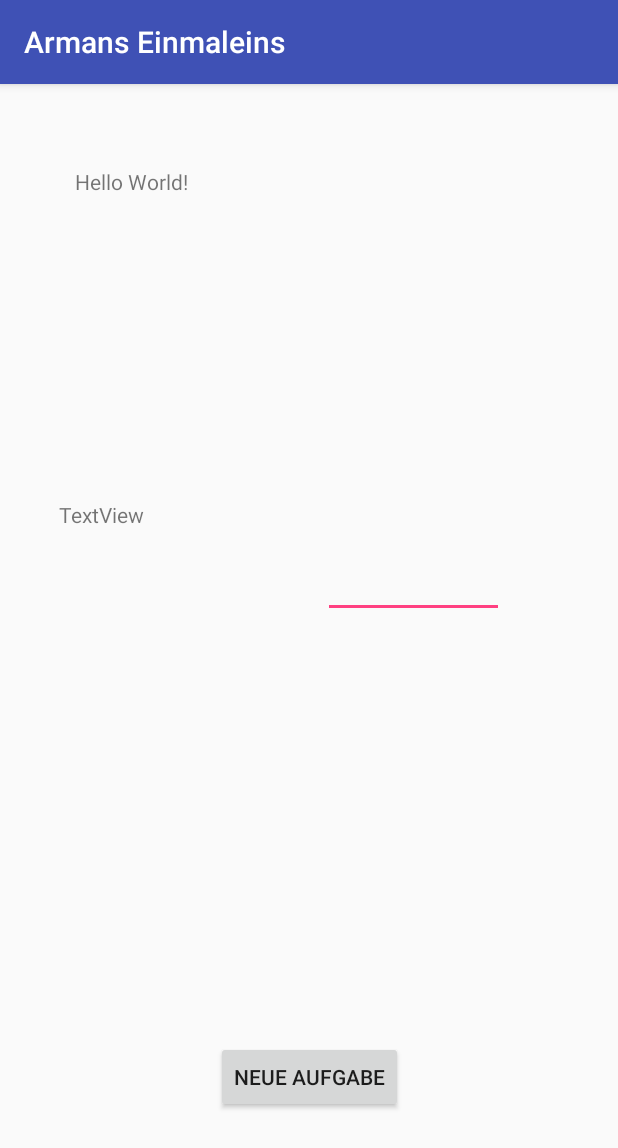
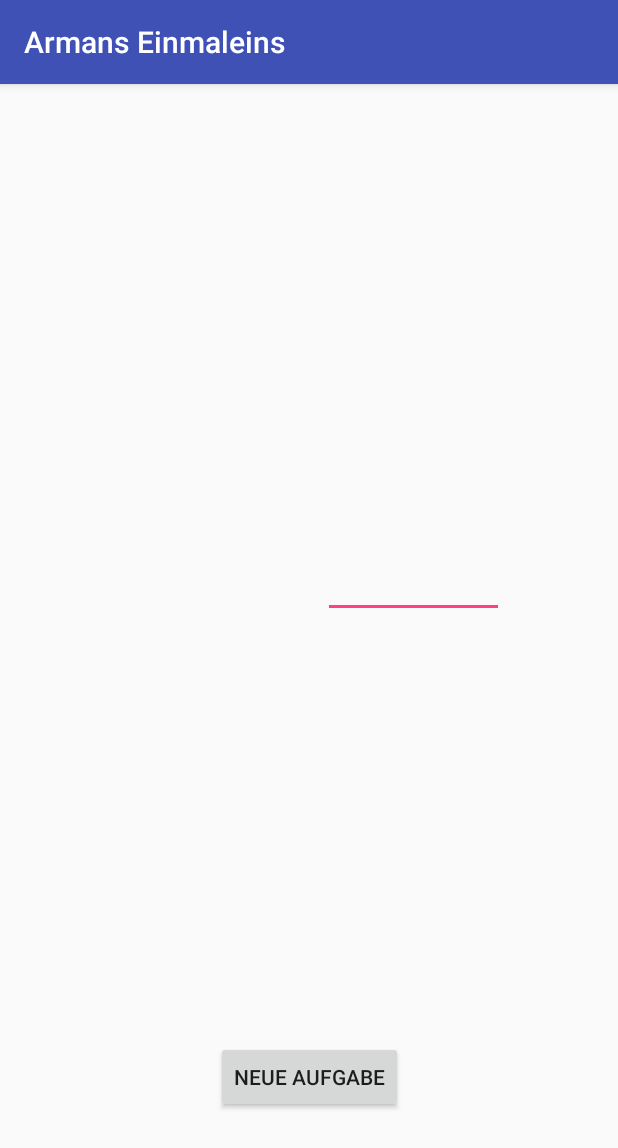
Before and after one commit to dneumann/einmaleins, an Android app: the screen it shows after launch (MainActivity), after a tap on "NEUE AUFGABE", on a phone screen of 412 x 824 dp. Shown: the top 1148 px of the screen. Run offline under Robolectric (Android 15) with nearby library versions, the phone set to English and light mode, and no system bars; 1 statement that could not run was skipped.

Commit message:
Beatify a bit

```diff
--- a/app/src/main/java/dn/einmaleins/MainActivity.java
+++ b/app/src/main/java/dn/einmaleins/MainActivity.java
@@ -31,30 +31,34 @@ public class MainActivity extends AppCompatActivity {
     }
 
 
-
     private void applyNewStates(List<State> newStates) throws NoSuchFieldException, IllegalAccessException, NoSuchMethodException, InvocationTargetException {
         for (State state : newStates) {
             applyState(state);
         }
     }
 
-    private <T extends View> void applyState(State state) throws NoSuchFieldException, IllegalAccessException, NoSuchMethodException, InvocationTargetException {
-        String id = state.id;
-        T genericView = findViewById(R.id.class.getField(id).getInt(null));
-        Map<String, Object> bla = state.props;
-        for (Map.Entry<String, Object> entry : bla.entrySet()) {
+    private <T extends View> void applyState(State state) {
+        try {
+            T genericView = findViewById(R.id.class.getField(state.id).getInt(null));
+            Map<String, Object> viewProperties = state.props;
+            for (Map.Entry<String, Object> entry : viewProperties.entrySet()) {
                 String methodName = entry.getKey();
                 Object value = entry.getValue();
-            Class<?> valueClass = null;
+                Class<T> genericViewClass = state.clazz;
+                Class<?> valueClass;
                 if (value instanceof String) {
                     valueClass = CharSequence.class;
-            } else if (value instanceof Integer){
+                } else if (value instanceof Integer) {
                     valueClass = int.class;
                 } else {
                     throw new RuntimeException("Unexpected type of value: " + value.getClass());
                 }
-            state.clazz.getMethod(methodName, valueClass).invoke(genericView, value);
+                genericViewClass.getMethod(methodName, valueClass).invoke(genericView, value);
             }
+        } catch (IllegalAccessException | InvocationTargetException | NoSuchMethodException | NoSuchFieldException e) {
+            throw new RuntimeException(e);
         }
 
     }
+
+}
--- a/app/src/main/java/dn/einmaleins/State.java
+++ b/app/src/main/java/dn/einmaleins/State.java
@@ -9,8 +9,15 @@ public class State<T> {
     public Class<T> clazz;
     public Map<String, Object> props = new HashMap<>();
 
-    public State(String id, Class<T> clazz) {
-        this.id = id;
-        this.clazz = clazz;
+    public static <T> State create(String id, Class<T> clazz) {
+        State s = new State();
+        s.id = id;
+        s.clazz = clazz;
+        return s;
+    }
+
+    public State with(String methodName, Object value) {
+        props.put(methodName, value);
+        return this;
     }
 }
--- a/app/src/main/java/dn/einmaleins/StateChanger.java
+++ b/app/src/main/java/dn/einmaleins/StateChanger.java
@@ -15,36 +15,38 @@ public class StateChanger {
     public List<State> generateExercise() {
         calc.createNewExercise();
 
-        State textView = new State("textView", TextView.class);
-        textView.props.put("setText", calc.getMultiExercise());
+        State textView = State.create("textView_exercise", TextView.class)
+                .with("setText", calc.getMultiExercise());
 
-        State textView2 = new State("textView2", TextView.class);
-        textView2.props.put("setText", "");
+        State textView2 = State.create("textView_answer", TextView.class)
+                .with("setText", "");
 
-        State button = new State("button", Button.class);
-        button.props.put("setVisibility", View.INVISIBLE);
+        State button = State.create("button_newExercise", Button.class)
+                .with("setVisibility", View.INVISIBLE);
 
-        State button2 = new State("button2", Button.class);
-        button2.props.put("setVisibility", View.VISIBLE);
+        State button2 = State.create("button_showAnswer", Button.class)
+                .with("setVisibility", View.VISIBLE);
 
         return list(textView, textView2, button, button2);
     }
 
-    private List<State> list(State... states) {
-        return new ArrayList<State>(Arrays.asList(states));
-    }
+    public List<State> showAnswer() {
+        CharSequence text = calc.getMultiAnswer() + " -> " + calc.getHint();
+        State textView = State.create("textView_answer", TextView.class)
+                .with("setText", text);
 
-    public List<State> showAnswer() {
-        State textView = new State("textView2", TextView.class);
-        CharSequence text = calc.getMultiAnswer() + " -> " + calc.getHint();
-        textView.props.put("setText", text);
+        State button2 = State.create("button_showAnswer", Button.class)
+                .with("setVisibility", View.INVISIBLE);
 
-        State button2 = new State("button2", Button.class);
-        button2.props.put("setVisibility", View.INVISIBLE);
-
-        State button = new State("button", Button.class);
-        button.props.put("setVisibility", View.VISIBLE);
+        State button = State.create("button_newExercise", Button.class)
+                .with("setVisibility", View.VISIBLE);
 
         return list(textView, button, button2);
     }
+
+
+    private List<State> list(State... states) {
+        return new ArrayList<>(Arrays.asList(states));
+    }
+
 }
--- a/app/src/main/res/layout/activity_main.xml
+++ b/app/src/main/res/layout/activity_main.xml
@@ -7,15 +7,14 @@
     tools:context=".MainActivity">
 
     <TextView
-        android:id="@+id/textView"
+        android:id="@+id/textView_exercise"
         android:layout_width="0dp"
         android:layout_height="0dp"
         android:layout_marginBottom="46dp"
         android:layout_marginEnd="44dp"
         android:layout_marginStart="50dp"
         android:layout_marginTop="55dp"
-        android:text="Hello World!"
-        app:layout_constraintBottom_toTopOf="@+id/textView2"
+        app:layout_constraintBottom_toTopOf="@+id/textView_answer"
         app:layout_constraintEnd_toEndOf="parent"
         app:layout_constraintEnd_toStartOf="@+id/editText"
         app:layout_constraintHorizontal_bias="0.207"
@@ -24,7 +23,7 @@
         app:layout_constraintVertical_bias="0.117" />
 
     <Button
-        android:id="@+id/button"
+        android:id="@+id/button_newExercise"
         android:layout_width="wrap_content"
         android:layout_height="wrap_content"
         android:layout_marginBottom="82dp"
@@ -46,13 +45,13 @@
         android:layout_marginTop="55dp"
         android:ems="10"
         android:inputType="number"
-        app:layout_constraintBottom_toTopOf="@+id/button"
+        app:layout_constraintBottom_toTopOf="@+id/button_newExercise"
         app:layout_constraintEnd_toEndOf="parent"
-        app:layout_constraintStart_toEndOf="@+id/textView"
+        app:layout_constraintStart_toEndOf="@+id/textView_exercise"
         app:layout_constraintTop_toTopOf="parent" />
 
     <Button
-        android:id="@+id/button2"
+        android:id="@+id/button_showAnswer"
         android:layout_width="wrap_content"
         android:layout_height="wrap_content"
         android:layout_marginBottom="82dp"
@@ -62,20 +61,19 @@
         app:layout_constraintBottom_toBottomOf="parent"
         app:layout_constraintEnd_toEndOf="parent"
         app:layout_constraintStart_toStartOf="parent"
-        app:layout_constraintTop_toBottomOf="@+id/textView"
+        app:layout_constraintTop_toBottomOf="@+id/textView_exercise"
         app:layout_constraintVertical_bias="1.0" />
 
     <TextView
-        android:id="@+id/textView2"
+        android:id="@+id/textView_answer"
         android:layout_width="0dp"
         android:layout_height="0dp"
         android:layout_marginBottom="315dp"
         android:layout_marginEnd="39dp"
         android:layout_marginStart="39dp"
-        android:text="TextView"
         app:layout_constraintBottom_toBottomOf="parent"
         app:layout_constraintEnd_toEndOf="parent"
         app:layout_constraintStart_toStartOf="parent"
-        app:layout_constraintTop_toBottomOf="@+id/textView" />
+        app:layout_constraintTop_toBottomOf="@+id/textView_exercise" />
 
 </android.support.constraint.ConstraintLayout>
```
Lines whose indentation alone changed are shown as unchanged.
